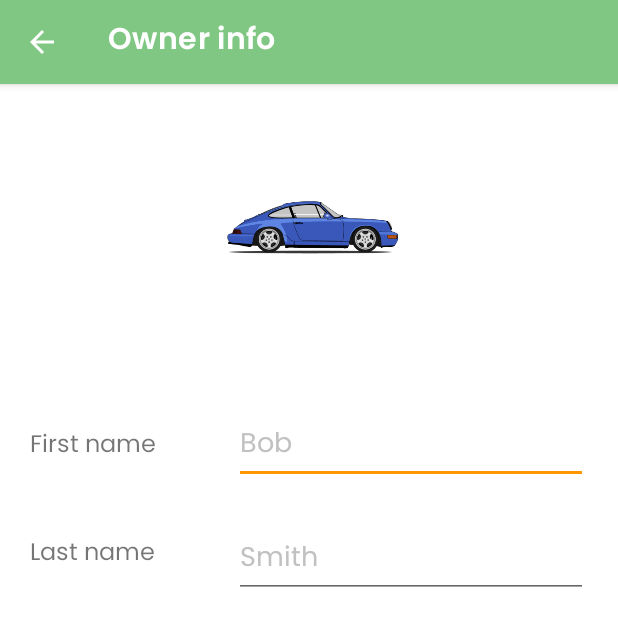
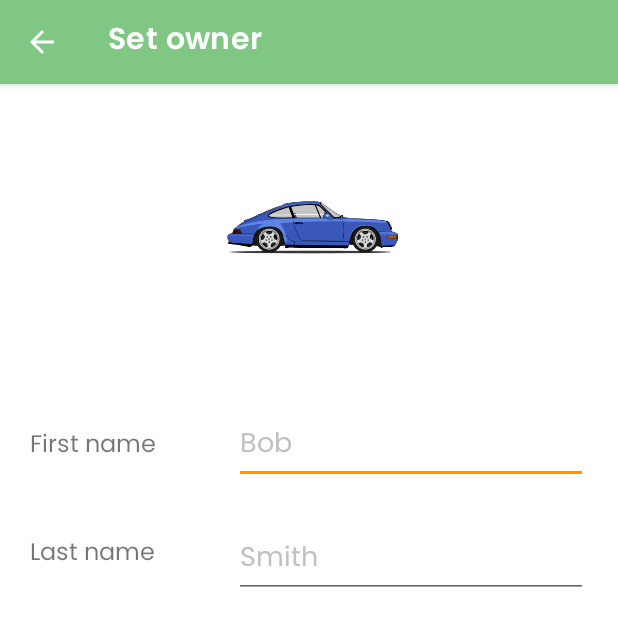
Before and after one commit to cgorican/car-collector, an Android app: the screen it shows after launch (SetOwnerActivity), after a tap on "SET OWNER", on a phone screen of 412 x 824 dp, the top half of it. Run offline under Robolectric (Android 15) with nearby library versions, the phone set to English and light mode, and no system bars; libraries missing offline, so code that uses them is left out: io.github.serpro69.kfaker.

Commit message:
Use of Strings resources in code

```diff
--- a/app/src/main/java/si/um/feri/carcollector/AboutActivity.kt
+++ b/app/src/main/java/si/um/feri/carcollector/AboutActivity.kt
@@ -15,6 +15,6 @@ class AboutActivity : AppCompatActivity() {
         binding = ActivityAboutBinding.inflate(layoutInflater)
         setContentView(binding.root)
 
-        this.title = "About the app"
+        this.title = getString(R.string.activity_title_about)
     }
 }
--- a/app/src/main/java/si/um/feri/carcollector/InputActivity.kt
+++ b/app/src/main/java/si/um/feri/carcollector/InputActivity.kt
@@ -29,7 +29,7 @@ class InputActivity : AppCompatActivity() {
         binding = ActivityInputBinding.inflate(layoutInflater)
         setContentView(binding.root)
 
-        this.title = "Add a car"
+        this.title = getString(R.string.activity_title_input)
 
         setVibrator()
 
--- a/app/src/main/java/si/um/feri/carcollector/MainActivity.kt
+++ b/app/src/main/java/si/um/feri/carcollector/MainActivity.kt
@@ -25,7 +25,7 @@ class MainActivity : AppCompatActivity() {
         binding = ActivityMainBinding.inflate(layoutInflater)
         setContentView(binding.root)
 
-        this.title = "Car collection"
+        this.title = getString(R.string.activity_title_main)
 
         val setOwner = registerForActivityResult(ActivityResultContracts.StartActivityForResult()) {
             result: ActivityResult ->
@@ -82,9 +82,10 @@ class MainActivity : AppCompatActivity() {
     fun updateCarCount(view: View) {
         view as TextView
         view.text = when(carCollection.cars.size) {
-            0 -> "No cars"
-            1 -> "1 car"
-            else -> "${carCollection.cars.size} cars"
+            0 -> getString(R.string.no_car)
+            1 -> getString(R.string.noun_car_single)
+            2 -> "${carCollection.cars.size} ${getString(R.string.noun_car_double)}"
+            else -> "${carCollection.cars.size} ${getString(R.string.noun_car_plural)}"
         }
     }
 
--- a/app/src/main/java/si/um/feri/carcollector/SetOwnerActivity.kt
+++ b/app/src/main/java/si/um/feri/carcollector/SetOwnerActivity.kt
@@ -19,7 +19,7 @@ class SetOwnerActivity : AppCompatActivity() {
         binding = ActivitySetOwnerBinding.inflate(layoutInflater)
         setContentView(binding.root)
 
-        this.title = "Owner info"
+        this.title = getString(R.string.activity_title_set_owner)
 
         binding.closeActivityBtn.setOnClickListener {
             clearInputFields()
--- a/app/src/main/res/values/strings.xml
+++ b/app/src/main/res/values/strings.xml
@@ -48,4 +48,12 @@
     <string name="desc_btn_add_car">Add a new car to the collection</string>
     <string name="desc_btn_about">About the app</string>
     <string name="desc_btn_scan_qr_code">Scan the QR code</string>
+    <string name="noun_car_single">car</string>
+    <string name="noun_car_plural">cars</string>
+    <string name="no_car">0 cars</string>
+    <string name="noun_car_double">cars</string>
+    <string name="activity_title_main">Car collection</string>
+    <string name="activity_title_about">About</string>
+    <string name="activity_title_input">Add a car</string>
+    <string name="activity_title_set_owner">Set owner</string>
 </resources>
```
Also changed, not shown: 2 other files.
